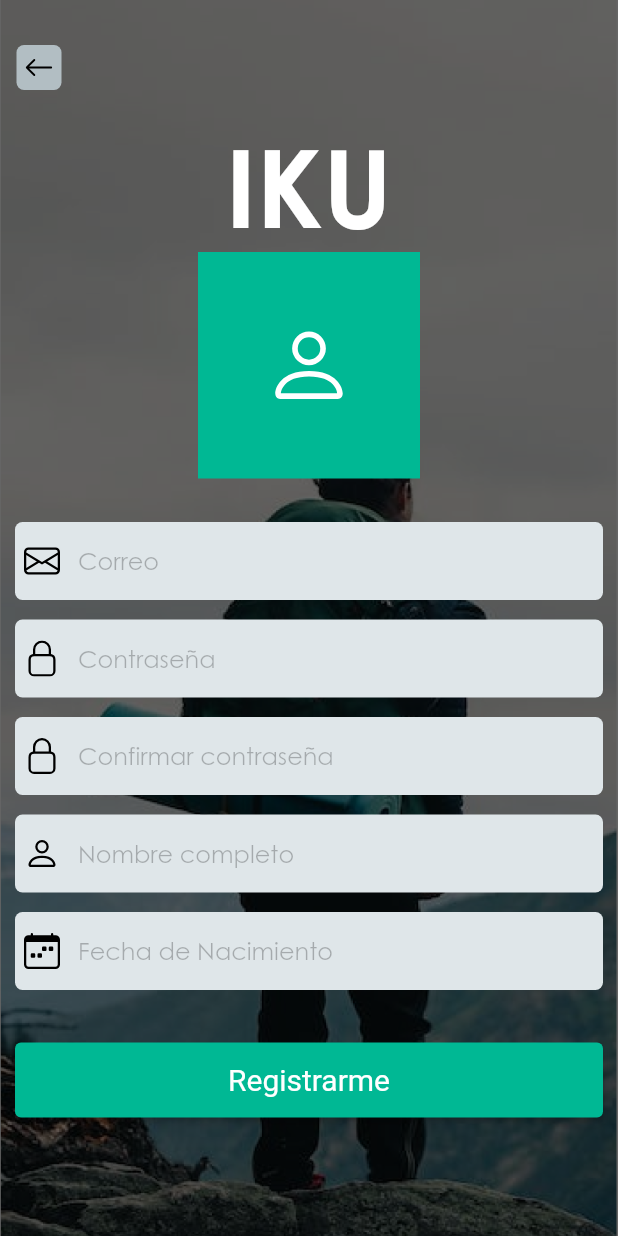
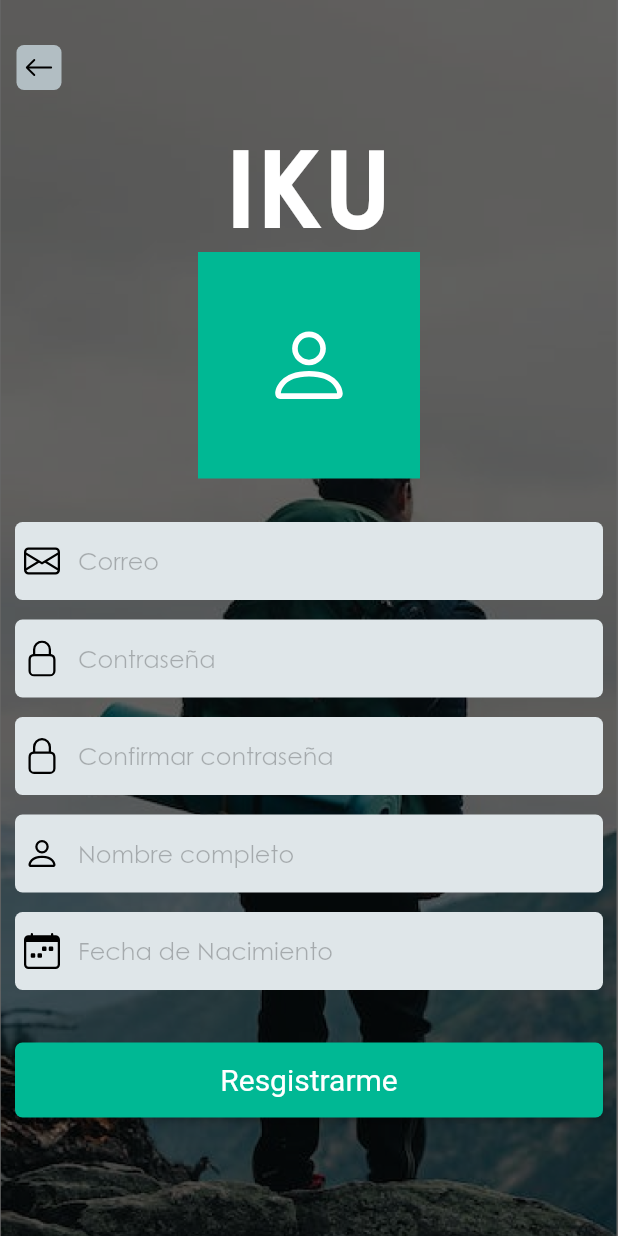
Before and after one commit to pueblobelloapp/TouristApp, a Flutter app: the screen it shows after launch, after a tap on "Iniciar", after a tap on "Registrarme", on a phone screen of 412 x 824 dp. Run offline on Flutter 3.47's test engine with Material 2 defaults, Android fonts, the phone set to English and light mode, and no system bars; our stand-ins replace bootstrap_icons, cloud_firestore, email_validator, equatable, firebase_auth, firebase_core and 9 more; accounts and stored records are empty.

Commit message:
Se anexa imagenes en el assets, se cambia los botones elevatedButton por CustomElevatedButton, y se hace modificacion en las imageCardList para que las imagenes sea dinamicas en diferente vista donde se llame

```diff
--- a/lib/Recursos/Modelos/Card/card_image.dart
+++ b/lib/Recursos/Modelos/Card/card_image.dart
@@ -1,9 +1,9 @@
 import 'package:flutter/material.dart';
 
 class CardImage extends StatelessWidget {
-  String pathImage;
+  final String pathImage;
 
-  CardImage(this.pathImage, {super.key});
+  const CardImage(this.pathImage, {super.key});
 
   @override
   Widget build(BuildContext context) {
--- a/lib/Recursos/Paginas/Detalles/detailController.dart
+++ b/lib/Recursos/Paginas/Detalles/detailController.dart
@@ -1,4 +1,6 @@
 import 'package:flutter/material.dart';
 import 'package:get/get.dart';
 
+import '../../Modelos/Card/card_image.dart';
+
 class DetailController extends GetxController {}
--- a/lib/Recursos/Paginas/Login/Login.dart
+++ b/lib/Recursos/Paginas/Login/Login.dart
@@ -144,6 +144,38 @@ class _LoginState extends State<Login> {
                 height: 13,
               ),
               SizedBox(
+                  width: double.infinity,
+                  height: 50.0,
+                  child: CustomElevatedButton(
+                      color: AppBasicColors.rgb,
+                      fontSize: 18.0,
+                      fontWeight: FontWeight.bold,
+                      onPressed: () {
+                        _controllerLogin.getLoginUser(context);
+                      },
+                      text: isLoading ? 'Iniciadno sesion' : 'Iniciar',
+                      child: isLoading
+                          ? Center(
+                              child: Row(
+                                mainAxisAlignment: MainAxisAlignment.center,
+                                children: const [
+                                  SizedBox(
+                                    height: 20.0,
+                                    width: 20.0,
+                                    child: CircularProgressIndicator(
+                                      color: AppBasicColors.blue,
+                                    ),
+                                  ),
+                                  SizedBox(width: 10.5),
+                                  Text('Iniciando sesión'),
+                                ],
+                              ),
+                            )
+                          : const Center(
+                              child: Text('Iniciar'),
+                            ))),
+              /*
+              SizedBox(
                 width: double.infinity, //screenWidth * 0.9,
                 height: 50.0,
                 child: ElevatedButton(
@@ -167,7 +199,7 @@ class _LoginState extends State<Login> {
                             ],
                           ))
                         : const Center(child: Text("Iniciar"))),
-              ),
+              ),*/
               const SizedBox(height: 18.0),
               _optionSesion()
             ],
--- a/lib/Recursos/Paginas/Registrar/Registrar.dart
+++ b/lib/Recursos/Paginas/Registrar/Registrar.dart
@@ -1,6 +1,7 @@
 import 'dart:io';
 
 import 'package:app_turismo_usuario/Recursos/Widget/Constans.dart';
+import 'package:app_turismo_usuario/Recursos/Widget/Custom_elevated_button.dart';
 import 'package:app_turismo_usuario/Recursos/Widget/custom_textFormField.dart';
 import 'package:bootstrap_icons/bootstrap_icons.dart';
 import 'package:flutter/material.dart';
@@ -102,8 +103,9 @@ Widget _containerPhoto() {
       child: Obx(() => Container(
             width: 148.0,
             height: 151.0,
-      color: controller.selectedPhoto.value.path == "" ?
-                AppBasicColors.rgb : AppBasicColors.rgbTransparent,
+            color: controller.selectedPhoto.value.path == ""
+                ? AppBasicColors.rgb
+                : AppBasicColors.rgbTransparent,
             child: Center(
               child: controller.selectedPhoto.value.path != ""
                   ? Image.file(File(controller.selectedPhoto.value.path),
@@ -114,8 +116,7 @@ Widget _containerPhoto() {
                       color: AppBasicColors.white,
                     ),
             ),
-    ))
-  );
+          )));
 }
 
 Widget _formRegistration(BuildContext context) {
@@ -226,14 +227,14 @@ Widget _formRegistration(BuildContext context) {
 }
 
 Widget _btonRegistration(BuildContext context) {
-  return Container(
+  return SizedBox(
     width: double.infinity,
     height: 50.0,
-    child: ElevatedButton(
-        style: Constants.buttonPrimary,
+    child: CustomElevatedButton(
+      color: AppBasicColors.rgb,
+      fontSize: 20.0,
       onPressed: () {
-          final controller =
-              Get.put<RegistrarController>(RegistrarController());
+        final controller = Get.put<RegistrarController>(RegistrarController());
 
         if (controller.formKey.currentState!.validate()) {
           print("Valido campos");
@@ -249,9 +250,7 @@ Widget _btonRegistration(BuildContext context) {
           print("Error validaciones");
         }
       },
-        child: const Text(
-          'Registrarme',
-          style: TextStyle(fontSize: 20.0),
-        )),
+      text: 'Resgistrarme',
+    ),
   );
 }
--- a/lib/Recursos/Widget/Custom_elevated_button.dart
+++ b/lib/Recursos/Widget/Custom_elevated_button.dart
@@ -7,9 +7,11 @@ class CustomElevatedButton extends StatelessWidget {
   final Color? color;
   final Color? textColor;
   final double fontSize;
+  final FontWeight? fontWeight;
   final double borderRadius;
   final EdgeInsetsGeometry? padding;
   final EdgeInsetsGeometry? margin;
+  final Widget? child;
 
   const CustomElevatedButton(
       {super.key,
@@ -18,9 +20,11 @@ class CustomElevatedButton extends StatelessWidget {
       this.color = AppBasicColors.colorElevatedButtonBlue,
       this.textColor = AppBasicColors.white,
       this.fontSize = 16,
-      this.borderRadius = 8.0,
+      this.borderRadius = 5.0,
       this.padding = const EdgeInsets.all(12.0),
-      this.margin = EdgeInsets.zero});
+      this.margin = EdgeInsets.zero,
+      this.child,
+      this.fontWeight});
 
   @override
   Widget build(BuildContext context) {
@@ -29,10 +33,10 @@ class CustomElevatedButton extends StatelessWidget {
         style: ElevatedButton.styleFrom(
             backgroundColor: color,
             foregroundColor: textColor,
-            textStyle: TextStyle(fontSize: fontSize),
+            textStyle: TextStyle(fontSize: fontSize, fontWeight: fontWeight),
             shape: RoundedRectangleBorder(
                 borderRadius: BorderRadius.circular(borderRadius)),
             padding: padding),
-        child: Text(text));
+        child: child ?? Text(text));
   }
 }
```
Also changed, not shown: lib/Recursos/Modelos/Card/card_image_list.dart (+14 -9 lines), lib/Recursos/Paginas/Detalles/detail.dart (+12 -19 lines), lib/Recursos/Paginas/Opinion/Opinion.dart (+13 -32 lines), lib/Recursos/Paginas/Recuperar_contrasena/RecuperarContrasena.dart (+7 -8 lines), lib/Recursos/Paginas/Sitio/sitio.dart (+16 -3 lines), Assets/Img/PuebloBello1.jpeg (added), Assets/Img/PuebloBello2.jpeg (added), 1 other file. Lines whose indentation alone changed are shown as unchanged.
